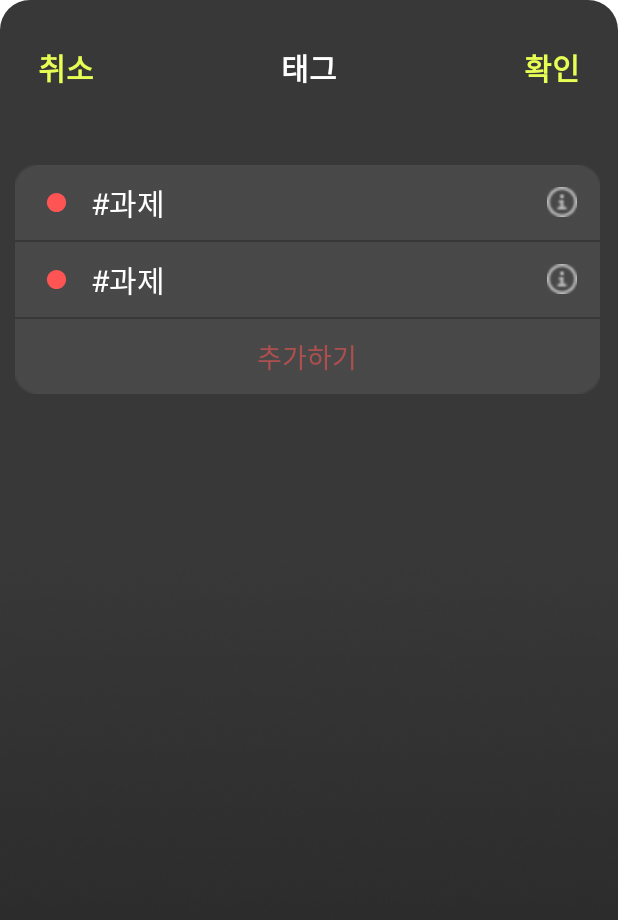
After one commit to moon12-3/NotiUp, an Android app: the fragment TagBottomSheet shown on its own in the app's theme, on a phone screen of 412 x 824 dp. The commit adds this screen. Shown: the top 920 px of the screen. Run offline under Robolectric (Android 15) with nearby library versions, the phone set to English and light mode, and no system bars.

Commit message:
태그 페이지

```diff
--- a/app/src/main/java/com/example/notiup/MonthFragment.kt
+++ b/app/src/main/java/com/example/notiup/MonthFragment.kt
@@ -84,13 +84,20 @@ class MonthFragment : Fragment() {
 
         // bottom sheet 내용
         val bottomSheetView = layoutInflater.inflate(R.layout.bottom_sheet, null)
+        val tagBottomSheetView = layoutInflater.inflate(R.layout.tag_bottom_sheet, null)
 
         val bottomSheetDialog = BottomSheetDialog(mainActivity, R.style.BottomSheetDialogTheme)
+        val tagBottomSheetDialog = BottomSheetDialog(mainActivity, R.style.BottomSheetDialogTheme)
 
         bottomSheetDialog.setContentView(bottomSheetView)
         binding.fabEdit.setOnClickListener {
             bottomSheetDialog.show()
             bottomSheetDialog.behavior.state = STATE_EXPANDED
+        }
+        tagBottomSheetDialog.setContentView(tagBottomSheetView)
+        binding.fabTag.setOnClickListener {
+            tagBottomSheetDialog.show()
+            tagBottomSheetDialog.behavior.state = STATE_EXPANDED
         }
         // 시작 날짜 정하기
         val startDay = bottomSheetView.findViewById<TextView>(R.id.start_day)
--- /dev/null
+++ b/app/src/main/java/com/example/notiup/TagBottomSheet.kt
@@ -0,0 +1,21 @@
+package com.example.notiup
+
+import android.os.Bundle
+import androidx.fragment.app.Fragment
+import android.view.LayoutInflater
+import android.view.View
+import android.view.ViewGroup
+
+
+class TagBottomSheet : Fragment() {
+
+    override fun onCreateView(
+        inflater: LayoutInflater, container: ViewGroup?,
+        savedInstanceState: Bundle?
+    ): View? {
+        val view = inflater.inflate(R.layout.tag_bottom_sheet, container, false)
+
+        return view
+    }
+
+}
--- a/app/src/main/res/layout/bottom_sheet.xml
+++ b/app/src/main/res/layout/bottom_sheet.xml
@@ -12,8 +12,7 @@
     android:padding="10dp"
     app:behavior_hideable="true"
     app:behavior_peekHeight="0dp"
-    app:layout_behavior="com.google.android.material.bottomsheet.BottomSheetBehavior"
-    >
+    app:layout_behavior="com.google.android.material.bottomsheet.BottomSheetBehavior">
     <LinearLayout
         android:layout_marginTop="20dp"
         android:layout_width="match_parent"
@@ -26,21 +25,34 @@
             android:textColor="#E7FE54"
             android:textSize="20sp"
             android:text="취소"
-            android:layout_marginLeft="15dp" />
+            android:textStyle="bold"
+            android:layout_marginLeft="15dp"/>
+        <View
+            android:layout_width="0dp"
+            android:layout_height="0dp"
+            android:layout_weight="1" />
         <TextView
             android:layout_width="wrap_content"
             android:layout_height="wrap_content"
             android:textColor="#FFFFFF"
+            android:textSize="20sp"
             android:text="알람 설정하기"
-            android:layout_marginLeft="105dp"
-            />
+            android:textStyle="bold"
+            android:gravity="center"
+            android:layout_gravity="center"/>
+        <View
+            android:layout_width="0dp"
+            android:layout_height="0dp"
+            android:layout_weight="1" />
         <TextView
             android:layout_width="wrap_content"
             android:layout_height="wrap_content"
             android:textColor="#E7FE54"
             android:textSize="20sp"
             android:text="저장"
-            android:layout_marginLeft="100dp"/>
+            android:textStyle="bold"
+            android:layout_gravity="right"
+            android:layout_marginRight="15dp"/>
     </LinearLayout>
     <ScrollView
         android:layout_width="match_parent"
--- a/app/src/main/res/layout/fragment_month.xml
+++ b/app/src/main/res/layout/fragment_month.xml
@@ -61,7 +61,7 @@
         </ScrollView>
 
         <com.google.android.material.floatingactionbutton.FloatingActionButton
-            android:id="@+id/fab_filter"
+            android:id="@+id/fabTag"
             android:layout_width="50dp"
             android:layout_height="50dp"
             android:layout_gravity="start"
--- /dev/null
+++ b/app/src/main/res/layout/tag_bottom_sheet.xml
@@ -0,0 +1,149 @@
+<?xml version="1.0" encoding="utf-8"?>
+<FrameLayout
+    xmlns:android="http://schemas.android.com/apk/res/android"
+    xmlns:app="http://schemas.android.com/apk/res-auto"
+    android:layout_width="match_parent"
+    android:layout_height="match_parent">
+
+    <LinearLayout
+        android:id="@+id/tag_bottom_sheet"
+        android:layout_width="match_parent"
+        android:layout_height="match_parent"
+        android:descendantFocusability="beforeDescendants"
+        android:focusableInTouchMode="true"
+        android:background="@drawable/round"
+        app:theme="@style/AppTheme"
+        android:orientation="vertical"
+        android:padding="10dp"
+        app:behavior_hideable="true"
+        app:behavior_peekHeight="0dp"
+        app:layout_behavior="com.google.android.material.bottomsheet.BottomSheetBehavior">
+        <LinearLayout
+            android:layout_marginTop="20dp"
+            android:layout_width="match_parent"
+            android:layout_height="wrap_content"
+            android:orientation="horizontal">
+            <TextView
+                android:layout_width="wrap_content"
+                android:layout_height="wrap_content"
+                android:id="@+id/cancel"
+                android:textColor="#E7FE54"
+                android:textSize="20sp"
+                android:text="취소"
+                android:textStyle="bold"
+                android:layout_marginLeft="15dp" />
+            <View
+                android:layout_width="0dp"
+                android:layout_height="0dp"
+                android:layout_weight="1" />
+            <TextView
+                android:layout_width="wrap_content"
+                android:layout_height="wrap_content"
+                android:textColor="#FFFFFF"
+                android:textSize="20sp"
+                android:text="태그"
+                android:textStyle="bold"
+                android:layout_gravity="center"
+                android:gravity="center"/>
+            <View
+                android:layout_width="0dp"
+                android:layout_height="0dp"
+                android:layout_weight="1" />
+            <TextView
+                android:layout_width="wrap_content"
+                android:layout_height="wrap_content"
+                android:textColor="#E7FE54"
+                android:textSize="20sp"
+                android:text="확인"
+                android:textStyle="bold"
+                android:layout_gravity="right"
+                android:layout_marginRight="15dp"/>
+        </LinearLayout>
+        <!--    TODO: ScrollView-->
+        <LinearLayout
+            android:layout_marginTop="50dp"
+            android:layout_width="390dp"
+            android:layout_height="50dp"
+            android:gravity="center"
+            android:orientation="horizontal"
+            android:background="@drawable/rect">
+
+            <ImageView
+                android:layout_width="15dp"
+                android:layout_height="15dp"
+                android:layout_marginLeft="20dp"
+                android:layout_marginTop="20dp"
+                android:layout_marginBottom="20dp"
+                android:layout_marginRight="15dp"
+                android:src="@drawable/color_circle"/>
+            <TextView
+                android:layout_width="wrap_content"
+                android:layout_height="wrap_content"
+                android:text="#과제"
+                android:textSize="20sp"
+                android:textColor="@color/white"
+                android:layout_gravity="center"/>
+            <View
+                android:layout_width="0dp"
+                android:layout_height="0dp"
+                android:layout_weight="1" />
+            <Button
+                android:layout_width="20dp"
+                android:layout_height="20dp"
+                android:layout_margin="15dp"
+                android:background="@drawable/info_icon"/>
+        </LinearLayout>
+        <LinearLayout
+            android:layout_marginTop="1dp"
+            android:layout_width="390dp"
+            android:layout_height="50dp"
+            android:gravity="center"
+            android:orientation="horizontal"
+            android:background="@drawable/rect2">
+
+            <ImageView
+                android:layout_width="15dp"
+                android:layout_height="15dp"
+                android:layout_marginLeft="20dp"
+                android:layout_marginRight="15dp"
+                android:src="@drawable/color_circle"/>
+            <TextView
+                android:layout_width="wrap_content"
+                android:layout_height="wrap_content"
+                android:text="#과제"
+                android:textSize="20sp"
+                android:textColor="@color/white"
+                android:layout_gravity="center"/>
+            <View
+                android:layout_width="0dp"
+                android:layout_height="0dp"
+                android:layout_weight="1" />
+            <Button
+                android:layout_width="20dp"
+                android:layout_height="20dp"
+                android:layout_margin="15dp"
+                android:background="@drawable/info_icon"/>
+        </LinearLayout>
+        <LinearLayout
+            android:layout_marginTop="1dp"
+            android:layout_width="390dp"
+            android:layout_height="50dp"
+            android:gravity="center"
+            android:orientation="horizontal"
+            android:background="@drawable/rect3">
+            <TextView
+                android:layout_width="wrap_content"
+                android:layout_height="wrap_content"
+                android:text="추가하기"
+                android:textSize="18sp"
+                android:textColor="#CCC85151"
+                android:layout_gravity="center"/>
+        </LinearLayout>
+    </LinearLayout>
+    <ImageView
+        android:layout_width="match_parent"
+        android:layout_height="wrap_content"
+        android:layout_gravity="bottom"
+        android:scaleType="fitXY"
+        android:src="@drawable/gradation"/>
+</FrameLayout>
```
Also changed, not shown: app/src/main/res/drawable/info_icon.png (added).
